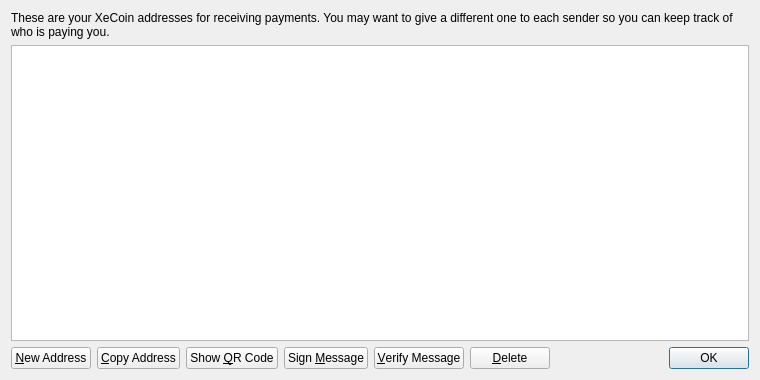
First picture: the form in src/qt/forms/addressbookpage.ui, repository xecoinofficial/Xecoin, before the edit.
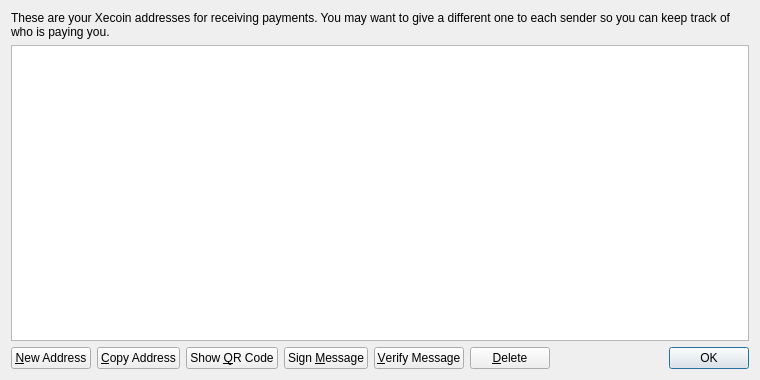
Second picture: the form after the edit. Icons and pictures are not drawn.

```diff
--- a/src/qt/forms/addressbookpage.ui
+++ b/src/qt/forms/addressbookpage.ui
@@ -17,7 +17,7 @@
    <item>
     <widget class="QLabel" name="labelExplanation">
      <property name="text">
-      <string>These are your XeCoin addresses for receiving payments. You may want to give a different one to each sender so you can keep track of who is paying you.</string>
+      <string>These are your Xecoin addresses for receiving payments. You may want to give a different one to each sender so you can keep track of who is paying you.</string>
      </property>
      <property name="textFormat">
       <enum>Qt::PlainText</enum>
```
Left out of the diff: 4 changed lines with no effect on the pictures.
